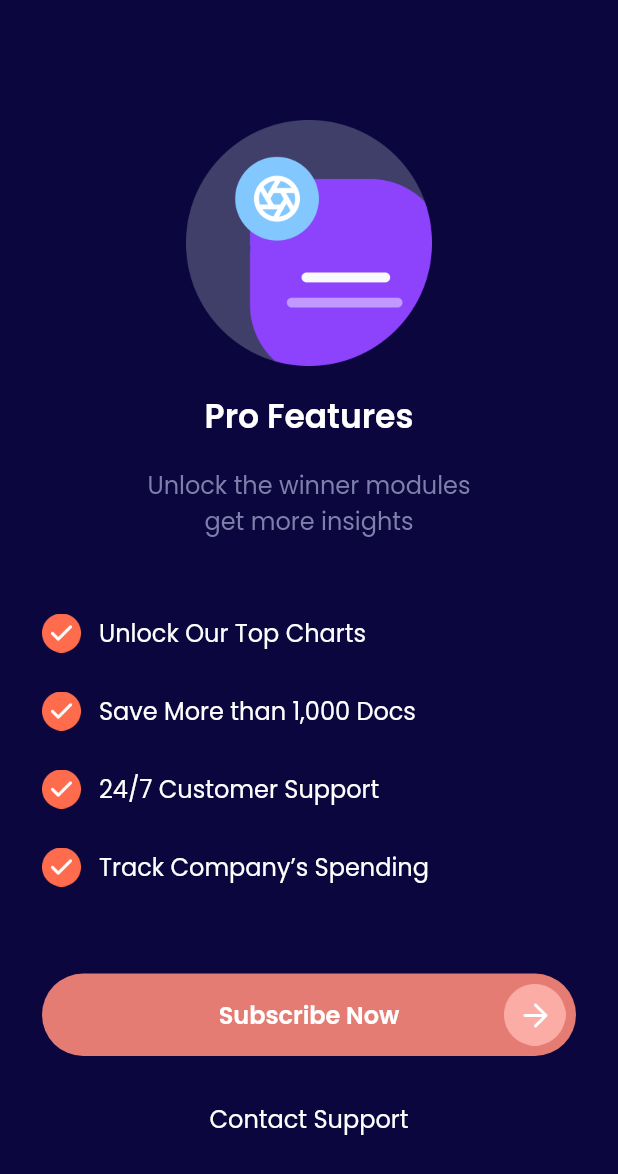
After one commit to amrizal94/kelas_bwa, a Flutter app: the DaySixTwo screen opened directly, on a phone screen of 412 x 824 dp. The commit adds this screen. Shown: the top 1174 px of the screen. Run offline on Flutter 3.47's test engine with Material 2 defaults, Android fonts, the phone set to English and light mode, and no system bars; our stand-ins replace google_fonts.

Commit message:
sevendays: day 6 finish

```diff
--- /dev/null
+++ b/sevendays/lib/pages/day_six_two.dart
@@ -0,0 +1,152 @@
+import 'package:flutter/material.dart';
+import 'package:google_fonts/google_fonts.dart';
+
+class DaySixTwo extends StatelessWidget {
+  const DaySixTwo({Key? key}) : super(key: key);
+
+  @override
+  Widget build(BuildContext context) {
+    Widget header() {
+      return Column(
+        children: [
+          const SizedBox(
+            height: 80,
+          ),
+          Center(
+            child: Image.asset(
+              'assets/images/day6_illustration.png',
+              width: 164,
+            ),
+          ),
+          const SizedBox(
+            height: 17,
+          ),
+          Text(
+            'Pro Features',
+            style: GoogleFonts.poppins(
+              fontSize: 22,
+              fontWeight: FontWeight.w600,
+              color: Colors.white,
+            ),
+          ),
+          const SizedBox(
+            height: 17,
+          ),
+          Text(
+            'Unlock the winner modules\nget more insights',
+            style: GoogleFonts.poppins(
+              fontSize: 16,
+              color: const Color(0xff7F7FAD),
+            ),
+            textAlign: TextAlign.center,
+          ),
+        ],
+      );
+    }
+
+    Widget option(int index, String title) {
+      return Padding(
+        padding: const EdgeInsets.symmetric(
+          horizontal: 28,
+        ),
+        child: Column(
+          children: [
+            index != 0
+                ? const SizedBox(
+                    height: 26,
+                  )
+                : const SizedBox(),
+            Row(
+              children: [
+                Image.asset(
+                  'assets/images/day6_ic_check.png',
+                  width: 26,
+                ),
+                const SizedBox(
+                  width: 12,
+                ),
+                Text(title,
+                    style: GoogleFonts.poppins(
+                      fontSize: 16,
+                      color: Colors.white,
+                    ))
+              ],
+            ),
+          ],
+        ),
+      );
+    }
+
+    Widget footer() {
+      return Column(
+        children: [
+          Container(
+            width: MediaQuery.of(context).size.width - 2 * 28,
+            height: 55,
+            decoration: BoxDecoration(
+              color: const Color(0xffE57C73),
+              borderRadius: BorderRadius.circular(31),
+            ),
+            child: Padding(
+              padding: const EdgeInsets.all(7.0),
+              child: Row(
+                mainAxisAlignment: MainAxisAlignment.end,
+                children: [
+                  const SizedBox(
+                    width: 41,
+                  ),
+                  const Spacer(),
+                  Text(
+                    'Subscribe Now',
+                    style: GoogleFonts.poppins(
+                      color: Colors.white,
+                      fontSize: 16,
+                      fontWeight: FontWeight.w600,
+                    ),
+                  ),
+                  const Spacer(),
+                  Image.asset(
+                    'assets/images/day6_btn_arrow.png',
+                    width: 41,
+                  ),
+                ],
+              ),
+            ),
+          ),
+          const SizedBox(
+            height: 30,
+          ),
+          Text(
+            'Contact Support',
+            style: GoogleFonts.poppins(
+              color: Colors.white,
+              fontSize: 16,
+            ),
+          ),
+        ],
+      );
+    }
+
+    return Scaffold(
+      backgroundColor: const Color(0xff0B073E),
+      body: SafeArea(
+        child: Column(
+          children: [
+            header(),
+            const SizedBox(
+              height: 50,
+            ),
+            option(0, 'Unlock Our Top Charts'),
+            option(1, 'Save More than 1,000 Docs'),
+            option(2, '24/7 Customer Support'),
+            option(3, 'Track Company’s Spending'),
+            const SizedBox(
+              height: 58,
+            ),
+            footer(),
+          ],
+        ),
+      ),
+    );
+  }
+}
```
Also changed, not shown: sevendays/lib/pages/day_five_two.dart (+12 -1 lines), sevendays/lib/pages/day_six_one.dart (added, +188 -0 lines), sevendays/assets/images/day6_btn_arrow.png (added), sevendays/assets/images/day6_ic_check.png (added), sevendays/assets/images/day6_ic_check1.png (added), sevendays/assets/images/day6_icon1.png (added), sevendays/assets/images/day6_icon2.png (added), sevendays/assets/images/day6_icon3.png (added), sevendays/assets/images/day6_icon_arrow1.png (added), sevendays/assets/images/day6_illustration.png (added), sevendays/assets/images/day6_logo.png (added).
